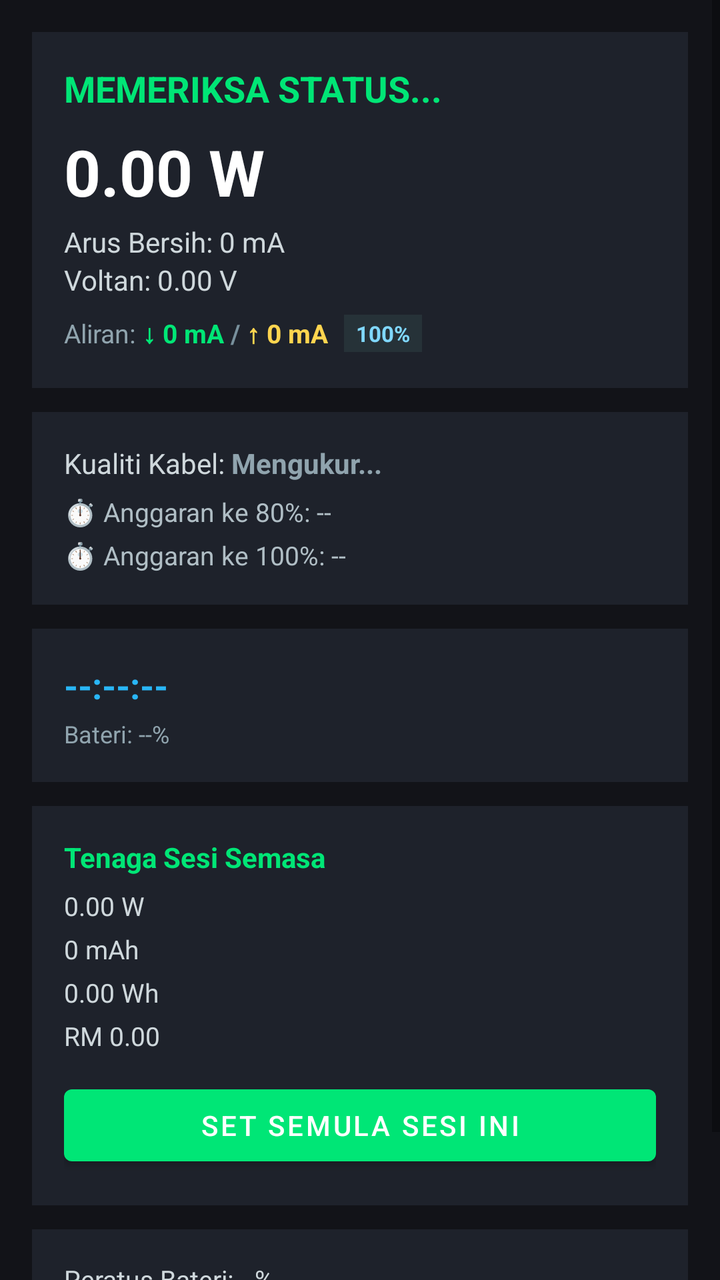
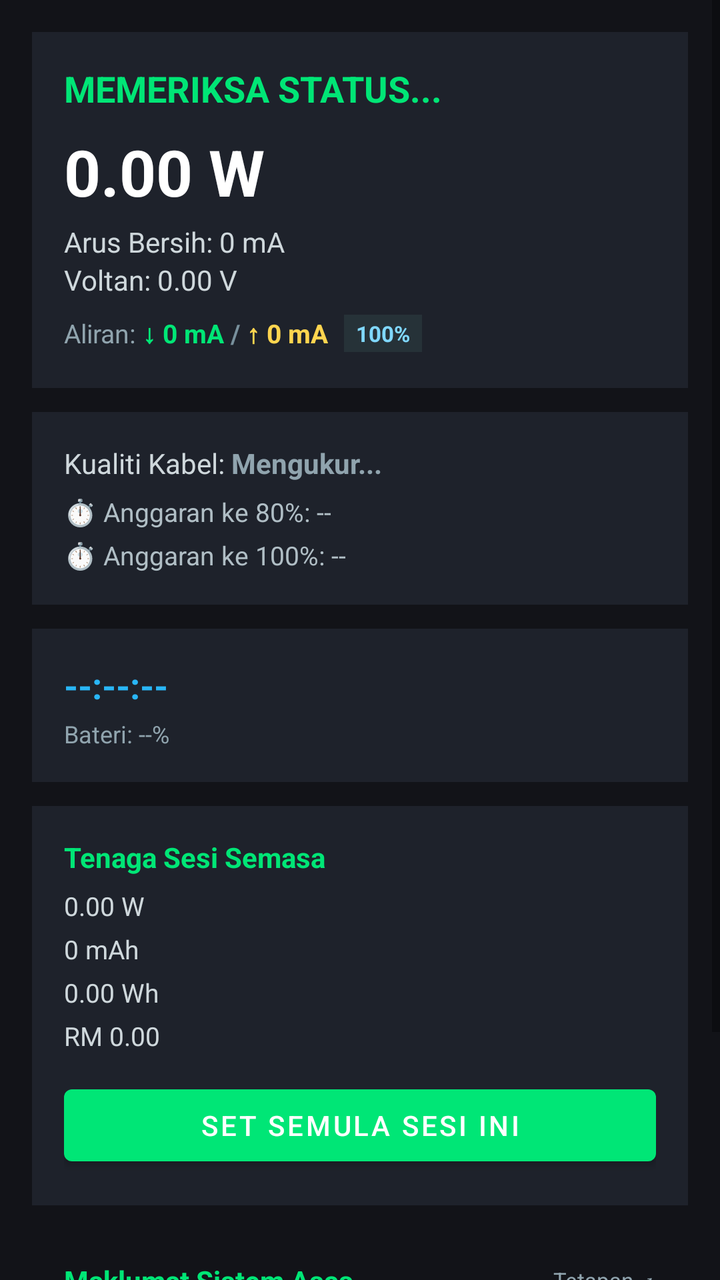

Two renders of the same Android screen: before a commit and after it. Below are the layout's source before the change and the commit's diff.
<!-- AndroidManifest.xml: application theme Theme.CasWatt -->
<!-- res/layout/fragment_dashboard.xml -->
<?xml version="1.0" encoding="utf-8"?>
<ScrollView xmlns:android="http://schemas.android.com/apk/res/android"
    android:layout_width="match_parent"
    android:layout_height="match_parent"
    android:background="#121318"
    android:fillViewport="true">

    <LinearLayout
        android:layout_width="match_parent"
        android:layout_height="wrap_content"
        android:orientation="vertical"
        android:padding="16dp">

        
        <LinearLayout
            android:layout_width="match_parent"
            android:layout_height="wrap_content"
            android:background="#1E222B"
            android:orientation="vertical"
            android:padding="16dp">

            <TextView
                android:id="@+id/tv_main_status"
                android:layout_width="wrap_content"
                android:layout_height="wrap_content"
                android:text="MEMERIKSA STATUS..."
                android:textColor="#00E676"
                android:textSize="18sp"
                android:textStyle="bold" />

            <TextView
                android:id="@+id/tv_main_watt"
                android:layout_width="wrap_content"
                android:layout_height="wrap_content"
                android:layout_marginTop="8dp"
                android:text="0.00 W"
                android:textColor="#FFFFFF"
                android:textSize="32sp"
                android:textStyle="bold" />

            <TextView
                android:id="@+id/tv_main_current"
                android:layout_width="wrap_content"
                android:layout_height="wrap_content"
                android:layout_marginTop="4dp"
                android:text="Arus Bersih: 0 mA"
                android:textColor="#CFD8DC"
                android:textSize="14sp" />

            <TextView
                android:id="@+id/tv_main_voltage"
                android:layout_width="wrap_content"
                android:layout_height="wrap_content"
                android:text="Voltan: 0.00 V"
                android:textColor="#CFD8DC"
                android:textSize="14sp" />

            
            <LinearLayout
                android:id="@+id/layout_power_ratio"
                android:layout_width="match_parent"
                android:layout_height="wrap_content"
                android:layout_marginTop="6dp"
                android:background="?attr/selectableItemBackground"
                android:clickable="true"
                android:focusable="true"
                android:gravity="center_vertical"
                android:orientation="horizontal"
                android:paddingVertical="2dp">

                <TextView
                    android:id="@+id/tv_ratio_label"
                    android:layout_width="wrap_content"
                    android:layout_height="wrap_content"
                    android:text="Aliran: "
                    android:textColor="#90A4AE"
                    android:textSize="13sp" />

                
                <TextView
                    android:id="@+id/tv_input_val"
                    android:layout_width="wrap_content"
                    android:layout_height="wrap_content"
                    android:text="↓ 0 mA"
                    android:textColor="#00E676"
                    android:textSize="13sp"
                    android:textStyle="bold" />

                
                <TextView
                    android:id="@+id/tv_ratio_divider"
                    android:layout_width="wrap_content"
                    android:layout_height="wrap_content"
                    android:text=" / "
                    android:textColor="#78909C"
                    android:textSize="13sp"
                    android:textStyle="bold" />

                
                <TextView
                    android:id="@+id/tv_drain_val"
                    android:layout_width="wrap_content"
                    android:layout_height="wrap_content"
                    android:text="↑ 0 mA"
                    android:textColor="#FFD54F"
                    android:textSize="13sp"
                    android:textStyle="bold" />

                
                <TextView
                    android:id="@+id/tv_efficiency_badge"
                    android:layout_width="wrap_content"
                    android:layout_height="wrap_content"
                    android:layout_marginStart="8dp"
                    android:background="#263238"
                    android:paddingHorizontal="6dp"
                    android:paddingVertical="2dp"
                    android:text="100%"
                    android:textColor="#80D8FF"
                    android:textSize="11sp"
                    android:textStyle="bold" />

            </LinearLayout>

            <TextView
                android:id="@+id/tv_thermal_throttle"
                android:layout_width="wrap_content"
                android:layout_height="wrap_content"
                android:layout_marginTop="8dp"
                android:text="⚠️ THERMAL THROTTLING AKTIF"
                android:textColor="#FF5252"
                android:textSize="12sp"
                android:textStyle="bold"
                android:visibility="gone" />

            <TextView
                android:id="@+id/tv_trickle_status"
                android:layout_width="wrap_content"
                android:layout_height="wrap_content"
                android:layout_marginTop="4dp"
                android:text="💧 TRICKLE CHARGE (MENJAGA HAYAT)"
                android:textColor="#29B6F6"
                android:textSize="12sp"
                android:textStyle="bold"
                android:visibility="gone" />
        </LinearLayout>

        
        <LinearLayout
            android:layout_width="match_parent"
            android:layout_height="wrap_content"
            android:layout_marginTop="12dp"
            android:background="#1E222B"
            android:orientation="vertical"
            android:padding="16dp">

            <LinearLayout
                android:layout_width="match_parent"
                android:layout_height="wrap_content"
                android:orientation="horizontal">

                <TextView
                    android:layout_width="wrap_content"
                    android:layout_height="wrap_content"
                    android:text="Kualiti Kabel: "
                    android:textColor="#CFD8DC"
                    android:textSize="14sp" />

                <TextView
                    android:id="@+id/tv_cable_quality"
                    android:layout_width="wrap_content"
                    android:layout_height="wrap_content"
                    android:text="Mengukur..."
                    android:textColor="#90A4AE"
                    android:textSize="14sp"
                    android:textStyle="bold" />
            </LinearLayout>

            <TextView
                android:id="@+id/tv_smart_eta_80"
                android:layout_width="wrap_content"
                android:layout_height="wrap_content"
                android:layout_marginTop="6dp"
                android:text="⏱️ Anggaran ke 80%: --"
                android:textColor="#B0BEC5"
                android:textSize="13sp" />

            <TextView
                android:id="@+id/tv_smart_eta_100"
                android:layout_width="wrap_content"
                android:layout_height="wrap_content"
                android:layout_marginTop="4dp"
                android:text="⏱️ Anggaran ke 100%: --"
                android:textColor="#B0BEC5"
                android:textSize="13sp" />
        </LinearLayout>

        
        <LinearLayout
            android:layout_width="match_parent"
            android:layout_height="wrap_content"
            android:layout_marginTop="12dp"
            android:background="#1E222B"
            android:orientation="vertical"
            android:padding="16dp">

            <TextView
                android:id="@+id/tv_discharge_duration"
                android:layout_width="wrap_content"
                android:layout_height="wrap_content"
                android:text="--:--:--"
                android:textColor="#29B6F6"
                android:textSize="18sp"
                android:textStyle="bold" />

            <TextView
                android:id="@+id/tv_discharge_sub"
                android:layout_width="wrap_content"
                android:layout_height="wrap_content"
                android:layout_marginTop="4dp"
                android:text="Bateri: --%"
                android:textColor="#90A4AE"
                android:textSize="12sp" />
        </LinearLayout>

        
        <LinearLayout
            android:layout_width="match_parent"
            android:layout_height="wrap_content"
            android:layout_marginTop="12dp"
            android:background="#1E222B"
            android:orientation="vertical"
            android:padding="16dp">

            <TextView
                android:layout_width="wrap_content"
                android:layout_height="wrap_content"
                android:text="Tenaga Sesi Semasa"
                android:textColor="#00E676"
                android:textSize="14sp"
                android:textStyle="bold" />

            <TextView
                android:id="@+id/tv_peak_watt"
                android:layout_width="wrap_content"
                android:layout_height="wrap_content"
                android:layout_marginTop="6dp"
                android:text="0.00 W"
                android:textColor="#CFD8DC"
                android:textSize="13sp" />

            <TextView
                android:id="@+id/tv_total_mah"
                android:layout_width="wrap_content"
                android:layout_height="wrap_content"
                android:layout_marginTop="4dp"
                android:text="0 mAh"
                android:textColor="#CFD8DC"
                android:textSize="13sp" />

            <TextView
                android:id="@+id/tv_energy_wh"
                android:layout_width="wrap_content"
                android:layout_height="wrap_content"
                android:layout_marginTop="4dp"
                android:text="0.00 Wh"
                android:textColor="#CFD8DC"
                android:textSize="13sp" />

            <TextView
                android:id="@+id/tv_cost_myr"
                android:layout_width="wrap_content"
                android:layout_height="wrap_content"
                android:layout_marginTop="4dp"
                android:text="RM 0.00"
                android:textColor="#CFD8DC"
                android:textSize="13sp" />

            <Button
                android:id="@+id/btn_reset_session"
                android:layout_width="match_parent"
                android:layout_height="wrap_content"
                android:layout_marginTop="12dp"
                android:text="Set Semula Sesi Ini" />
        </LinearLayout>

        
        <LinearLayout
            android:layout_width="match_parent"
            android:layout_height="wrap_content"
            android:layout_marginTop="12dp"
            android:background="#1E222B"
            android:orientation="vertical"
            android:padding="16dp">

            <TextView
                android:id="@+id/tv_main_level"
                android:layout_width="wrap_content"
                android:layout_height="wrap_content"
                android:text="Peratus Bateri: --%"
                android:textColor="#CFD8DC"
                android:textSize="13sp" />

            <TextView
                android:id="@+id/tv_main_temp"
                android:layout_width="wrap_content"
                android:layout_height="wrap_content"
                android:layout_marginTop="4dp"
                android:text="Suhu Bateri: -- °C"
                android:textColor="#CFD8DC"
                android:textSize="13sp" />

            <TextView
                android:id="@+id/tv_main_plug"
                android:layout_width="wrap_content"
                android:layout_height="wrap_content"
                android:layout_marginTop="4dp"
                android:text="Sumber Cas: --"
                android:textColor="#CFD8DC"
                android:textSize="13sp" />
        </LinearLayout>

    </LinearLayout>
</ScrollView>
<!-- resources referenced by this layout -->
<resources>
  <style name="Theme.CasWatt" parent="Theme.MaterialComponents.DayNight.NoActionBar">
          <item name="colorPrimary">#00E676</item>
          <item name="android:statusBarColor">#121318</item>
          <item name="android:navigationBarColor">#161820</item>
      </style>
</resources>

<!-- the commit's change to res/layout/fragment_dashboard.xml (unified diff, before → after) -->
@@ -76,7 +76,6 @@
                     android:textColor="#90A4AE"
                     android:textSize="13sp" />
 
-                
                 <TextView
                     android:id="@+id/tv_input_val"
                     android:layout_width="wrap_content"
@@ -86,7 +85,6 @@
                     android:textSize="13sp"
                     android:textStyle="bold" />
 
-                
                 <TextView
                     android:id="@+id/tv_ratio_divider"
                     android:layout_width="wrap_content"
@@ -96,7 +94,6 @@
                     android:textSize="13sp"
                     android:textStyle="bold" />
 
-                
                 <TextView
                     android:id="@+id/tv_drain_val"
                     android:layout_width="wrap_content"
@@ -106,7 +103,6 @@
                     android:textSize="13sp"
                     android:textStyle="bold" />
 
-                
                 <TextView
                     android:id="@+id/tv_efficiency_badge"
                     android:layout_width="wrap_content"
@@ -119,7 +115,6 @@
                     android:textColor="#80D8FF"
                     android:textSize="11sp"
                     android:textStyle="bold" />
-
             </LinearLayout>
 
             <TextView
@@ -286,38 +281,160 @@
 
         
         <LinearLayout
+            android:id="@+id/layout_system_info"
             android:layout_width="match_parent"
             android:layout_height="wrap_content"
             android:layout_marginTop="12dp"
-            android:background="#1E222B"
+            android:background="?attr/selectableItemBackground"
+            android:clickable="true"
+            android:focusable="true"
             android:orientation="vertical"
             android:padding="16dp">
 
-            <TextView
-                android:id="@+id/tv_main_level"
-                android:layout_width="wrap_content"
-                android:layout_height="wrap_content"
-                android:text="Peratus Bateri: --%"
-                android:textColor="#CFD8DC"
-                android:textSize="13sp" />
-
-            <TextView
-                android:id="@+id/tv_main_temp"
-                android:layout_width="wrap_content"
-                android:layout_height="wrap_content"
-                android:layout_marginTop="4dp"
-                android:text="Suhu Bateri: -- °C"
-                android:textColor="#CFD8DC"
-                android:textSize="13sp" />
-
-            <TextView
-                android:id="@+id/tv_main_plug"
-                android:layout_width="wrap_content"
-                android:layout_height="wrap_content"
-                android:layout_marginTop="4dp"
-                android:text="Sumber Cas: --"
-                android:textColor="#CFD8DC"
-                android:textSize="13sp" />
+            
+            <LinearLayout
+                android:layout_width="match_parent"
+                android:layout_height="wrap_content"
+                android:gravity="center_vertical"
+                android:orientation="horizontal">
+
+                <TextView
+                    android:layout_width="0dp"
+                    android:layout_height="wrap_content"
+                    android:layout_weight="1"
+                    android:text="Maklumat Sistem Asas"
+                    android:textColor="#00E676"
+                    android:textSize="14sp"
+                    android:textStyle="bold" />
+
+                <TextView
+                    android:layout_width="wrap_content"
+                    android:layout_height="wrap_content"
+                    android:text="Tetapan ↗"
+                    android:textColor="#90A4AE"
+                    android:textSize="11sp" />
+            </LinearLayout>
+
+            
+            <LinearLayout
+                android:layout_width="match_parent"
+                android:layout_height="wrap_content"
+                android:layout_marginTop="8dp"
+                android:orientation="horizontal">
+
+                <TextView
+                    android:layout_width="wrap_content"
+                    android:layout_height="wrap_content"
+                    android:text="Peratus Bateri: "
+                    android:textColor="#CFD8DC"
+                    android:textSize="13sp" />
+
+                <TextView
+                    android:id="@+id/tv_main_level"
+                    android:layout_width="wrap_content"
+                    android:layout_height="wrap_content"
+                    android:text="--%"
+                    android:textColor="#00E676"
+                    android:textSize="13sp"
+                    android:textStyle="bold" />
+            </LinearLayout>
+
+            
+            <LinearLayout
+                android:layout_width="match_parent"
+                android:layout_height="wrap_content"
+                android:layout_marginTop="4dp"
+                android:orientation="horizontal">
+
+                <TextView
+                    android:layout_width="wrap_content"
+                    android:layout_height="wrap_content"
+                    android:text="Suhu Bateri: "
+                    android:textColor="#CFD8DC"
+                    android:textSize="13sp" />
+
+                <TextView
+                    android:id="@+id/tv_main_temp"
+                    android:layout_width="wrap_content"
+                    android:layout_height="wrap_content"
+                    android:text="-- °C"
+                    android:textColor="#FFD54F"
+                    android:textSize="13sp"
+                    android:textStyle="bold" />
+            </LinearLayout>
+
+            
+            <LinearLayout
+                android:layout_width="match_parent"
+                android:layout_height="wrap_content"
+                android:layout_marginTop="4dp"
+                android:orientation="horizontal">
+
+                <TextView
+                    android:layout_width="wrap_content"
+                    android:layout_height="wrap_content"
+                    android:text="Sumber Cas: "
+                    android:textColor="#CFD8DC"
+                    android:textSize="13sp" />
+
+                <TextView
+                    android:id="@+id/tv_main_plug"
+                    android:layout_width="wrap_content"
+                    android:layout_height="wrap_content"
+                    android:text="--"
+                    android:textColor="#29B6F6"
+                    android:textSize="13sp"
+                    android:textStyle="bold" />
+            </LinearLayout>
+
+            
+            <LinearLayout
+                android:layout_width="match_parent"
+                android:layout_height="wrap_content"
+                android:layout_marginTop="4dp"
+                android:orientation="horizontal">
+
+                <TextView
+                    android:layout_width="wrap_content"
+                    android:layout_height="wrap_content"
+                    android:text="Baki Masa Bertahan: "
+                    android:textColor="#CFD8DC"
+                    android:textSize="13sp" />
+
+                <TextView
+                    android:id="@+id/tv_main_runtime"
+                    android:layout_width="wrap_content"
+                    android:layout_height="wrap_content"
+                    android:text="Mengira..."
+                    android:textColor="#80D8FF"
+                    android:textSize="13sp"
+                    android:textStyle="bold" />
+            </LinearLayout>
+
+            
+            <LinearLayout
+                android:layout_width="match_parent"
+                android:layout_height="wrap_content"
+                android:layout_marginTop="4dp"
+                android:orientation="horizontal">
+
+                <TextView
+                    android:layout_width="wrap_content"
+                    android:layout_height="wrap_content"
+                    android:text="Teknologi Sel: "
+                    android:textColor="#CFD8DC"
+                    android:textSize="13sp" />
+
+                <TextView
+                    android:id="@+id/tv_main_tech"
+                    android:layout_width="wrap_content"
+                    android:layout_height="wrap_content"
+                    android:text="Li-ion"
+                    android:textColor="#ECEFF1"
+                    android:textSize="13sp"
+                    android:textStyle="bold" />
+            </LinearLayout>
+
         </LinearLayout>
 
     </LinearLayout>
